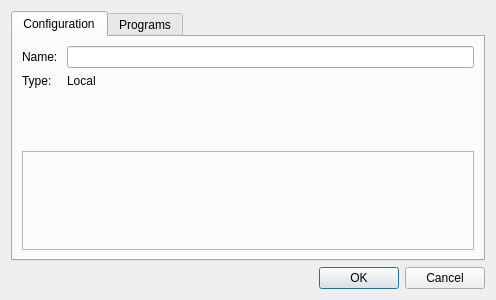
Old version of the form molequeue/ui/queuesettingsdialog.ui in the repository OpenChemistry/molequeue.
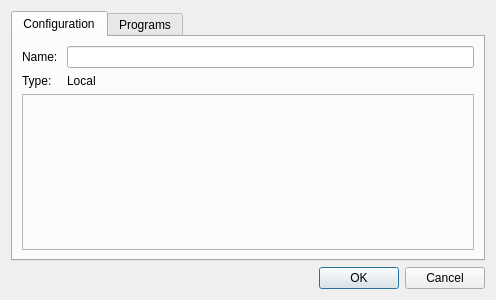
New version of the form.

Patch:
```diff
--- a/molequeue/ui/queuesettingsdialog.ui
+++ b/molequeue/ui/queuesettingsdialog.ui
@@ -10,6 +10,12 @@
     <height>300</height>
    </rect>
   </property>
+  <property name="sizePolicy">
+   <sizepolicy hsizetype="MinimumExpanding" vsizetype="MinimumExpanding">
+    <horstretch>0</horstretch>
+    <verstretch>0</verstretch>
+   </sizepolicy>
+  </property>
   <property name="windowTitle">
    <string>Queue Settings</string>
   </property>
@@ -54,6 +60,12 @@
        </item>
        <item>
         <widget class="QFrame" name="settingsFrame">
+         <property name="sizePolicy">
+          <sizepolicy hsizetype="Expanding" vsizetype="Expanding">
+           <horstretch>0</horstretch>
+           <verstretch>0</verstretch>
+          </sizepolicy>
+         </property>
          <property name="frameShape">
           <enum>QFrame::StyledPanel</enum>
          </property>
```
